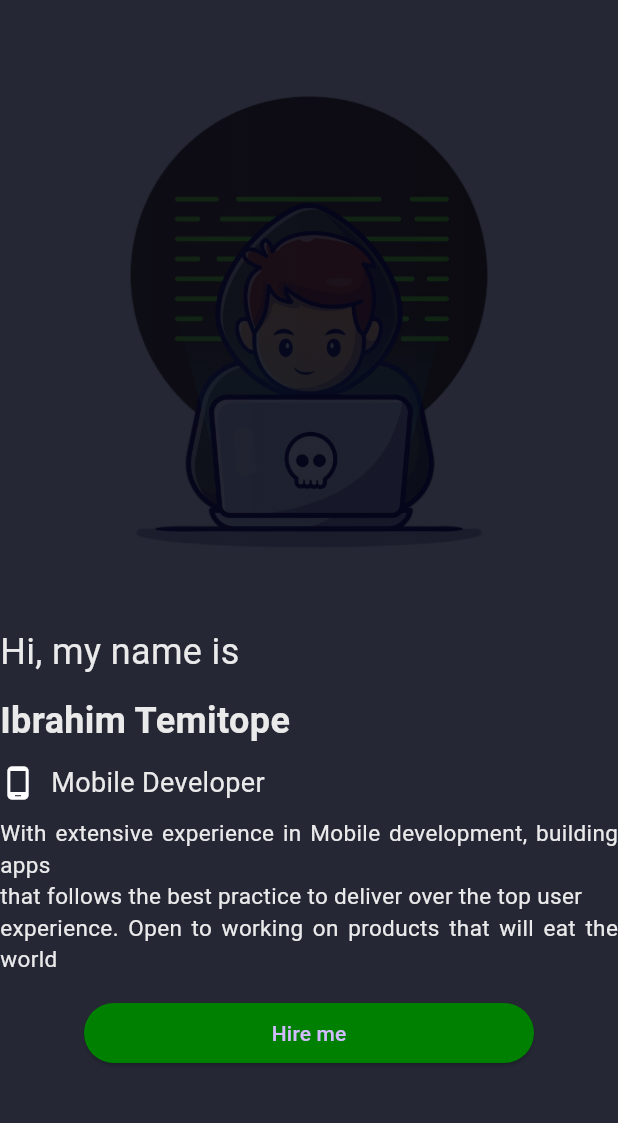
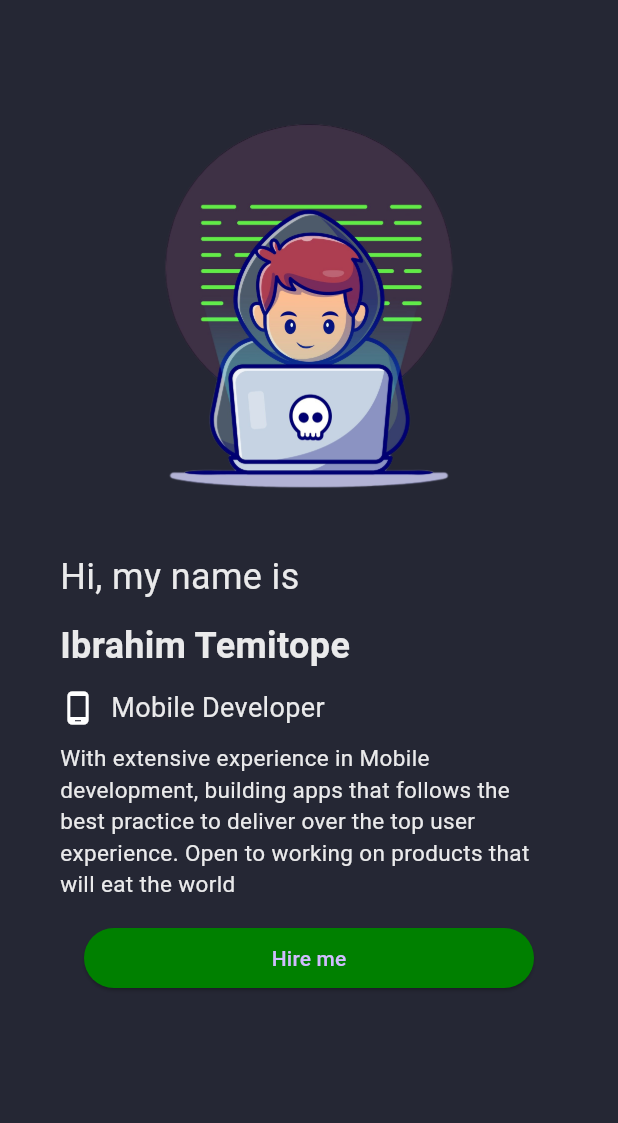
Before and after one commit to Topzee001/topzee-portfolio, a Flutter app: the screen it shows after launch, on a phone screen of 412 x 824 dp, the part 83-1206 px from its top. Run offline on Flutter 3.47's test engine with Material 3 defaults, Android fonts, the phone set to English and light mode, and no system bars; our stand-ins replace google_fonts.

Commit message:
main complete

```diff
--- a/lib/constants/nav_items.dart
+++ b/lib/constants/nav_items.dart
@@ -10,8 +10,8 @@ List<String> headTitle = [
 
 List<IconData> navIcons = [
   Icons.home,
-  Icons.android_outlined,
-  Icons.back_hand,
-  Icons.web,
-  Icons.quick_contacts_mail,
+  Icons.info,
+  Icons.apps,
+  Icons.contact_phone,
+  Icons.description,
 ];
--- a/lib/pages/home.dart
+++ b/lib/pages/home.dart
@@ -4,6 +4,7 @@ import 'package:flutter/widgets.dart';
 //import 'package:google_fonts/google_fonts.dart';
 import 'package:my_portfolio/constants/colors.dart';
 import 'package:my_portfolio/constants/nav_items.dart';
+import 'package:my_portfolio/widgets/main_mobile.dart';
 // import 'package:my_portfolio/widgets/logo.dart';
 
 // import '../constants/Nav_items.dart';
@@ -51,98 +52,11 @@ class _MyHomePageState extends State<MyHomePage> {
                   },
                   onLogoTap: () {},
                 ),
+              if (Constraints.maxWidth >= kMinDesktopWidth)
+                const MainDesktop()
+              else
+                const MainMobile(),
 
-              // const MainDesktop(),
-              Container(
-                height: screenHeight,
-                constraints: BoxConstraints(minHeight: 560.0),
-                child: Column(
-                  //   mainAxisAlignment: MainAxisAlignment.center,
-                  children: [
-                    //avartar image
-                    ShaderMask(
-                      shaderCallback: (bounds) {
-                        return LinearGradient(colors: [
-                          CustomColor.scaffoldBg.withOpacity(0.8),
-                          CustomColor.scaffoldBg.withOpacity(0.9),
-                        ]).createShader(bounds);
-                      },
-                      child: Image.asset(
-                        "assets/avatar.png",
-                        width: screenWidth,
-                      ),
-                    ),
-                    //texts
-                    Column(
-                      mainAxisAlignment: MainAxisAlignment.start,
-                      crossAxisAlignment: CrossAxisAlignment.start,
-                      children: [
-                        Text(
-                          "Hi, my name is",
-                          style: TextStyle(
-                            height: 1.5,
-                            fontSize: 24,
-                            // fontWeight: FontWeight.bold,
-                            color: CustomColor.whitePrmary,
-                          ),
-                        ),
-                        const SizedBox(height: 10),
-                        Text(
-                          "Ibrahim Temitope",
-                          style: TextStyle(
-                            height: 1.5,
-                            fontSize: 24,
-                            fontWeight: FontWeight.bold,
-                            color: CustomColor.whitePrmary,
-                          ),
-                        ),
-                        const SizedBox(height: 10),
-                        Row(
-                          children: [
-                            Icon(Icons.phone_android),
-                            SizedBox(
-                              width: 10,
-                            ),
-                            Text(
-                              "Mobile Developer",
-                              style: TextStyle(
-                                //height: 1.5,
-                                fontSize: 18,
-                                //fontWeight: FontWeight.bold,
-                                color: CustomColor.whitePrmary,
-                              ),
-                            ),
-                          ],
-                        ),
-                        const SizedBox(height: 10),
-                        Text(
-                          "With extensive experience in Mobile development, building apps\nthat follows the best practice to deliver over the top user\nexperience. Open to working on products that will eat the world",
-                          style: TextStyle(
-                            // height: 1.5,
-                            fontSize: 15,
-                            //fontWeight: FontWeight.bold,
-                            color: CustomColor.whitePrmary,
-                          ),
-                          textAlign: TextAlign.justify,
-                        ),
-                      ],
-                    ),
-                    const SizedBox(
-                      height: 15,
-                    ),
-                    SizedBox(
-                      width: 300,
-                      child: ElevatedButton(
-                        style: ElevatedButton.styleFrom(
-                          backgroundColor: CustomColor.greenPrimary,
-                        ),
-                        onPressed: () {},
-                        child: Text("Hire me"),
-                      ),
-                    )
-                  ],
-                ),
-              ),
               //skills
               Container(
                 height: 500,
--- a/lib/widgets/main_mobile.dart
+++ b/lib/widgets/main_mobile.dart
@@ -0,0 +1,109 @@
+import 'package:flutter/material.dart';
+
+import '../constants/colors.dart';
+
+class MainMobile extends StatelessWidget {
+  const MainMobile({super.key});
+
+  @override
+  Widget build(BuildContext context) {
+    final screenSize = MediaQuery.of(context).size;
+    final screenWidth = screenSize.width;
+    final screenHeight = screenSize.height;
+    return Container(
+      margin: EdgeInsets.symmetric(horizontal: 40, vertical: 30),
+      height: screenHeight,
+      constraints: BoxConstraints(minHeight: 560.0),
+      child: Column(
+        //   mainAxisAlignment: MainAxisAlignment.center,
+        children: [
+          //avartar image
+          // ShaderMask(
+          //   shaderCallback: (bounds) {
+          //     return LinearGradient(colors: [
+          //       CustomColor.scaffoldBg.withOpacity(0.8),
+          //       CustomColor.scaffoldBg.withOpacity(0.9),
+          //     ]).createShader(bounds);
+          //   },
+          //   child: Image.asset(
+          //     "assets/avatar.png",
+          //     width: screenWidth,
+          //   ),
+          // ),
+          Image.asset(
+            "assets/avatar.png",
+            width: screenWidth,
+          ),
+          //texts
+          Column(
+            mainAxisAlignment: MainAxisAlignment.start,
+            crossAxisAlignment: CrossAxisAlignment.start,
+            children: [
+              Text(
+                "Hi, my name is",
+                style: TextStyle(
+                  height: 1.5,
+                  fontSize: 24,
+                  // fontWeight: FontWeight.bold,
+                  color: CustomColor.whitePrmary,
+                ),
+              ),
+              SizedBox(height: 10),
+              Text(
+                "Ibrahim Temitope",
+                style: TextStyle(
+                  height: 1.5,
+                  fontSize: 24,
+                  fontWeight: FontWeight.bold,
+                  color: CustomColor.whitePrmary,
+                ),
+              ),
+              SizedBox(height: 10),
+              Row(
+                children: [
+                  Icon(Icons.phone_android),
+                  SizedBox(
+                    width: 10,
+                  ),
+                  Text(
+                    "Mobile Developer",
+                    style: TextStyle(
+                      //height: 1.5,
+                      fontSize: 18,
+                      //fontWeight: FontWeight.bold,
+                      color: CustomColor.whitePrmary,
+                    ),
+                  ),
+                ],
+              ),
+              SizedBox(height: 10),
+              Text(
+                "With extensive experience in Mobile development, building apps that follows the best practice to deliver over the top user experience. Open to working on products that will eat the world",
+                style: TextStyle(
+                  // height: 1.5,
+                  fontSize: 15,
+                  //fontWeight: FontWeight.bold,
+                  color: CustomColor.whitePrmary,
+                ),
+                //textAlign: TextAlign.justify,
+              ),
+            ],
+          ),
+          const SizedBox(
+            height: 15,
+          ),
+          SizedBox(
+            width: 300,
+            child: ElevatedButton(
+              style: ElevatedButton.styleFrom(
+                backgroundColor: CustomColor.greenPrimary,
+              ),
+              onPressed: () {},
+              child: Text("Hire me"),
+            ),
+          )
+        ],
+      ),
+    );
+  }
+}
```
